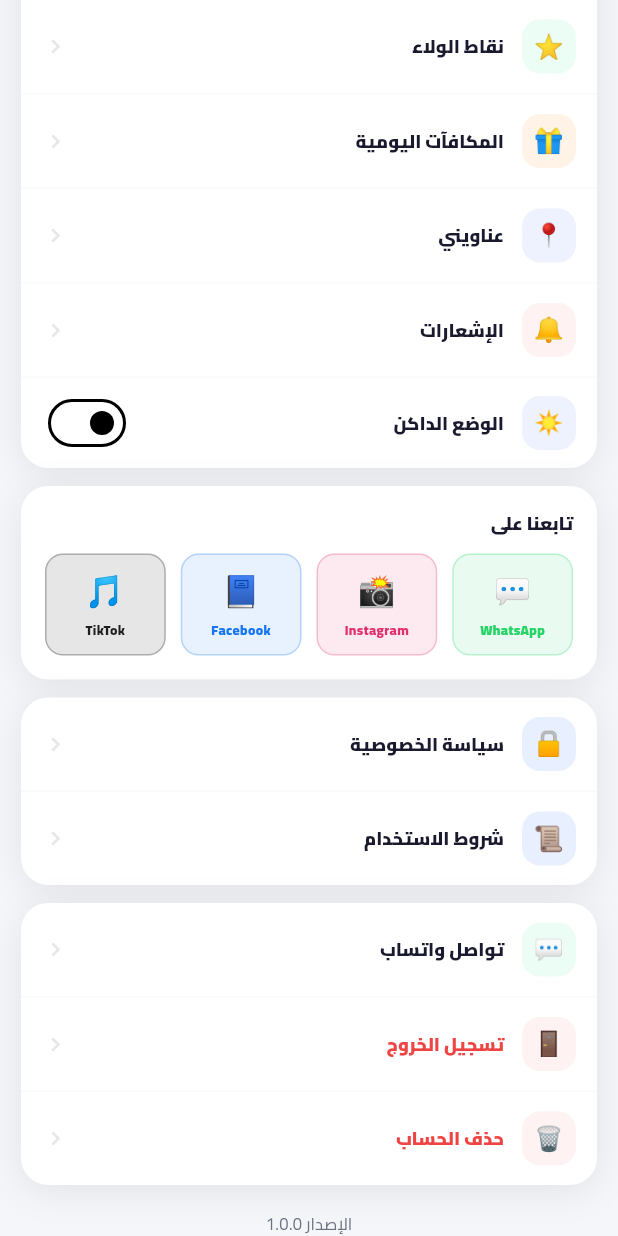
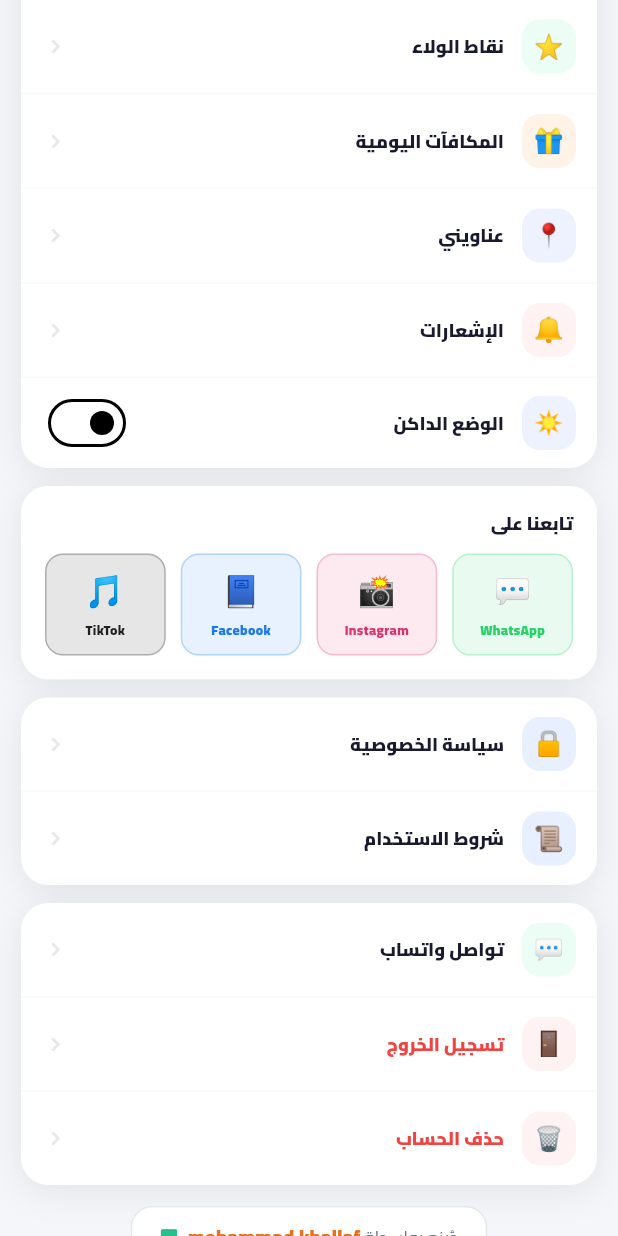
Before and after one commit to mohammadkhala/alfared, a Flutter app: the AccountScreen screen opened directly, scrolled down 576 dp, on a phone screen of 412 x 824 dp. Run offline on Flutter 3.47's test engine with Material 3 defaults, Android fonts, the phone set to English and light mode, and no system bars; our stand-ins replace cached_network_image, carousel_slider, dio, firebase_core, firebase_messaging, flutter_html and 7 more; accounts and stored records are empty; network calls fail.

Commit message:
تصحيح رقم الإصدار في شاشة حسابي وإبراز سطر "صُنع بواسطة"
- الإصدار كان نصاً ثابتاً "1.0.0" في ملف الترجمة رغم أن التطبيق 1.0.6،
  فصار يُقرأ من الحزمة نفسها عبر PackageInfo ولن يتخلّف بعد أي إصدار
- سطر "صُنع بواسطة" صار داخل بطاقة بحدود مع أيقونة واتساب وخط أوضح،
  ونُقل فوق سطر الإصدار ليكون أبرز

Co-Authored-By: Claude Opus 4.8 <noreply@anthropic.com>

```diff
--- a/mobile-app/lib/screens/account/account_screen.dart
+++ b/mobile-app/lib/screens/account/account_screen.dart
@@ -1,5 +1,6 @@
 import 'package:flutter/material.dart';
 import 'package:fluttertoast/fluttertoast.dart';
+import 'package:package_info_plus/package_info_plus.dart';
 import 'package:provider/provider.dart';
 import 'package:url_launcher/url_launcher.dart';
 import '../../l10n/app_strings.dart';
@@ -27,11 +28,26 @@ class _AccountScreenState extends State<AccountScreen> {
   int _ordersCount = 0;
   int _wishlistCount = 0;
   Map<String, dynamic>? _loyalty;
+  String _version = '';
 
   @override
   void initState() {
     super.initState();
     _fetchStats();
+    _loadVersion();
+  }
+
+  /// Reads the version from the build itself instead of a hard-coded string,
+  /// so it stays correct after every release.
+  Future<void> _loadVersion() async {
+    try {
+      final info = await PackageInfo.fromPlatform();
+      if (mounted) {
+        setState(() => _version = 'الإصدار ${info.version} (${info.buildNumber})');
+      }
+    } catch (_) {
+      // Plugin unavailable — leave the line empty rather than showing a lie.
+    }
   }
 
   Future<void> _fetchStats() async {
@@ -389,10 +405,9 @@ class _AccountScreenState extends State<AccountScreen> {
             ]),
           ),
 
-          const SizedBox(height: 18),
-          Center(child: Text(s.appVersion, style: const TextStyle(color: AppColors.gray, fontFamily: 'Cairo', fontSize: 11))),
+          const SizedBox(height: 14),
 
-          const SizedBox(height: 6),
+          // ── Developer credit ────────────────────────────────
           Center(
             child: GestureDetector(
               onTap: () => launchUrl(
@@ -400,24 +415,34 @@ class _AccountScreenState extends State<AccountScreen> {
                 mode: LaunchMode.externalApplication,
               ),
               behavior: HitTestBehavior.opaque,
-              child: Padding(
-                padding: const EdgeInsets.symmetric(vertical: 6, horizontal: 12),
-                child: Text.rich(TextSpan(children: [
-                  const TextSpan(text: 'صُنع بواسطة '),
-                  TextSpan(
-                    text: 'mohammad khallaf',
-                    style: const TextStyle(
-                      color: AppColors.orange,
-                      fontWeight: FontWeight.w800,
-                    ),
-                  ),
+              child: Container(
+                padding: const EdgeInsets.symmetric(vertical: 10, horizontal: 18),
+                decoration: BoxDecoration(
+                  color: Colors.white,
+                  borderRadius: BorderRadius.circular(14),
+                  border: Border.all(color: AppColors.border),
+                ),
+                child: Row(mainAxisSize: MainAxisSize.min, children: [
+                  const Text('صُنع بواسطة ',
+                    style: TextStyle(color: AppColors.gray, fontFamily: 'Cairo', fontSize: 12)),
+                  const Text('mohammad khallaf',
+                    style: TextStyle(
+                      color: AppColors.orange, fontFamily: 'Cairo',
+                      fontSize: 13, fontWeight: FontWeight.w900,
+                    )),
+                  const SizedBox(width: 6),
+                  Icon(Icons.chat_bubble, size: 13, color: AppColors.success.withValues(alpha: 0.9)),
                 ]),
-                  style: const TextStyle(color: AppColors.gray, fontFamily: 'Cairo', fontSize: 11),
-                ),
               ),
             ),
           ),
-          const SizedBox(height: 8),
+
+          const SizedBox(height: 10),
+          // Real build number, so it never drifts from pubspec like the old
+          // hard-coded string did.
+          Center(child: Text(_version,
+            style: const TextStyle(color: AppColors.grayLight, fontFamily: 'Cairo', fontSize: 11))),
+          const SizedBox(height: 10),
         ]),
       ),
     );
```
